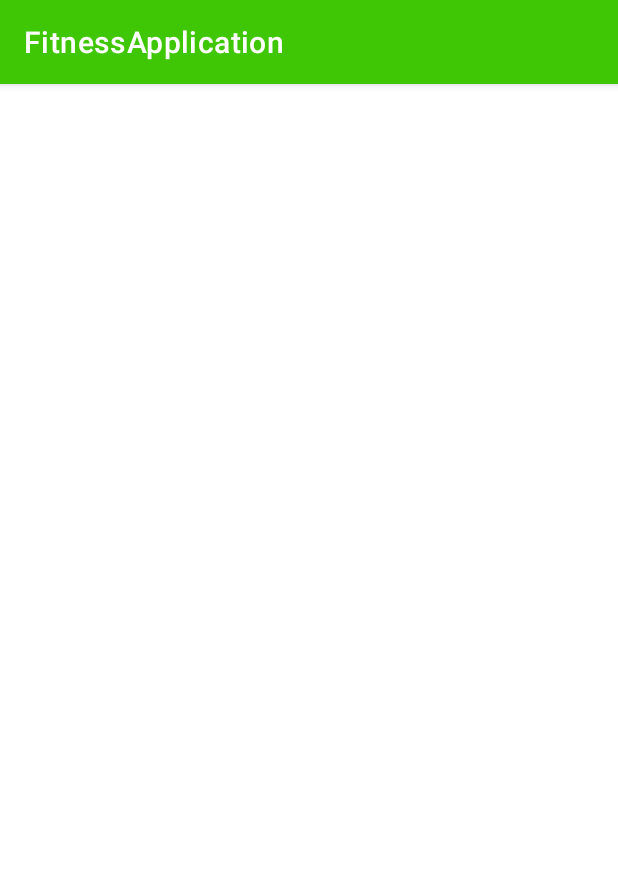
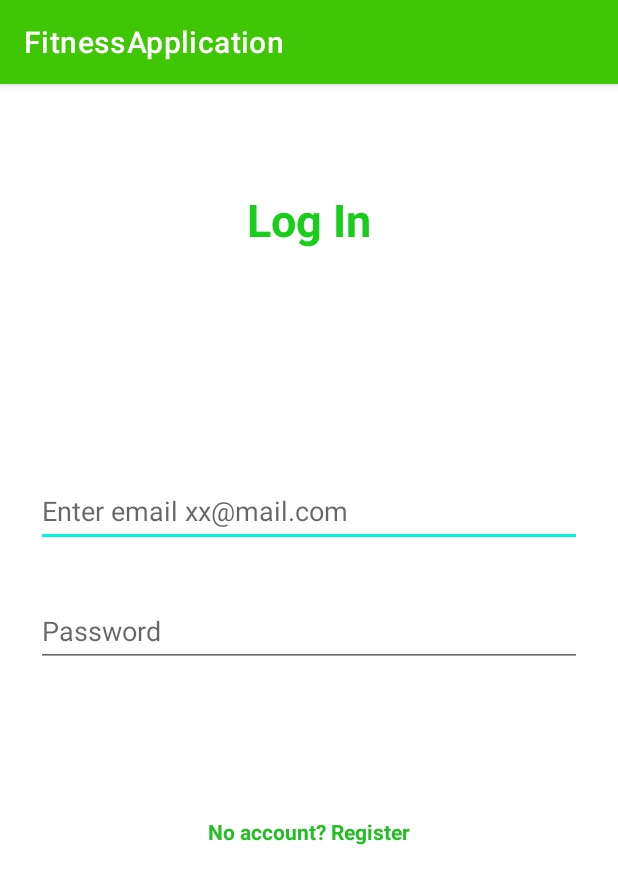
Before and after one commit to Wheazzzy/ASimpleApplicationFitness15DaysMotivation, an Android app: the RegistrationActivty screen opened directly, with no data from a screen before it, on a phone screen of 412 x 824 dp. Shown: the top 884 px of the screen. Run offline under Robolectric (Android 15) with nearby library versions, the phone set to English and light mode, and no system bars.

Commit message:
Aded listener for registerNow

```diff
--- a/app/src/main/res/layout/activity_registration_activty.xml
+++ b/app/src/main/res/layout/activity_registration_activty.xml
@@ -6,4 +6,59 @@
     android:layout_height="match_parent"
     tools:context=".RegistrationActivty">
 
+    <TextView
+        android:id="@+id/textViewRegistration"
+        android:layout_width="wrap_content"
+        android:layout_height="wrap_content"
+        android:layout_marginTop="70dp"
+        android:text="Log In"
+        android:textColor="#19CD1B"
+        android:textSize="30sp"
+        android:textStyle="bold"
+        app:layout_constraintEnd_toEndOf="parent"
+        app:layout_constraintStart_toStartOf="parent"
+        app:layout_constraintTop_toTopOf="parent" />
+
+    <EditText
+        android:id="@+id/editTextTextRegistration"
+        android:layout_width="0dp"
+        android:layout_height="wrap_content"
+        android:layout_marginStart="24dp"
+        android:layout_marginTop="150dp"
+        android:layout_marginEnd="24dp"
+        android:ems="10"
+        android:hint="Enter email xx@mail.com"
+        android:inputType="textPersonName"
+        android:minHeight="48dp"
+        app:layout_constraintEnd_toEndOf="parent"
+        app:layout_constraintStart_toStartOf="parent"
+        app:layout_constraintTop_toBottomOf="@+id/textViewRegistration" />
+
+    <EditText
+        android:id="@+id/editTextTextPasswordRegistration"
+        android:layout_width="0dp"
+        android:layout_height="wrap_content"
+        android:layout_marginStart="24dp"
+        android:layout_marginTop="32dp"
+        android:layout_marginEnd="24dp"
+        android:ems="10"
+        android:hint="Password"
+        android:inputType="textPassword"
+        android:minHeight="48dp"
+        app:layout_constraintEnd_toEndOf="parent"
+        app:layout_constraintStart_toStartOf="parent"
+        app:layout_constraintTop_toBottomOf="@+id/editTextTextRegistration" />
+
+    <TextView
+        android:id="@+id/textView_registerNow"
+        android:layout_width="wrap_content"
+        android:layout_height="wrap_content"
+        android:layout_marginTop="100dp"
+        android:text="No account? Register"
+        android:textColor="#25BD25"
+        android:textStyle="bold"
+        app:layout_constraintEnd_toEndOf="parent"
+        app:layout_constraintStart_toStartOf="parent"
+        app:layout_constraintTop_toBottomOf="@+id/editTextTextPasswordRegistration" />
+
 </androidx.constraintlayout.widget.ConstraintLayout>
```
Also changed, not shown: app/src/main/java/com/example/fitnessapplication/LogInActivity.kt (+10 -0 lines), app/src/main/res/layout/activity_log_in.xml (+19 -6 lines).
